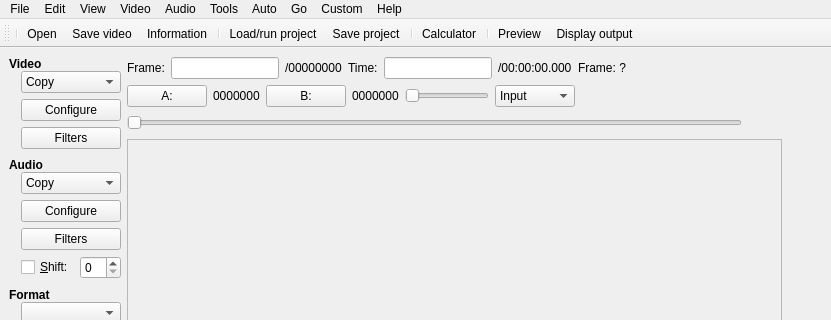
The window that branches/avidemux_2.4_branch/avidemux/ADM_userInterfaces/ADM_QT4/ADM_gui/gui2.ui (BackupTheBerlios/avidemux-svn) describes before a commit, drawn with Qt 5; both pictures show x 0 to 831 and y 0 to 320 of the 831 by 581 pixel window.
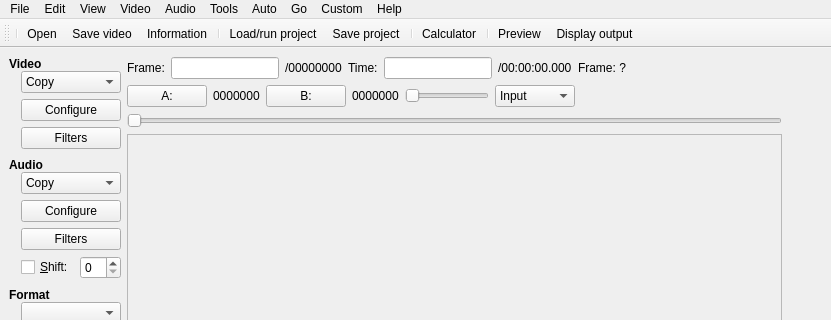
The same window after the commit. Icons and pictures are not drawn. Custom widgets are drawn as their Qt base class.

Commit message: first try at custom slider for QT

Diff of the .ui file:
```diff
--- a/branches/avidemux_2.4_branch/avidemux/ADM_userInterfaces/ADM_QT4/ADM_gui/gui2.ui
+++ b/branches/avidemux_2.4_branch/avidemux/ADM_userInterfaces/ADM_QT4/ADM_gui/gui2.ui
@@ -776,7 +776,7 @@
          <widget class="QSlider" name="horizontalSlider" >
           <property name="sizePolicy" >
            <sizepolicy>
-            <hsizetype>0</hsizetype>
+            <hsizetype>7</hsizetype>
             <vsizetype>0</vsizetype>
             <horstretch>5</horstretch>
             <verstretch>0</verstretch>
@@ -793,19 +793,6 @@
           </property>
          </widget>
         </item>
-        <item>
-         <spacer>
-          <property name="orientation" >
-           <enum>Qt::Horizontal</enum>
-          </property>
-          <property name="sizeHint" >
-           <size>
-            <width>40</width>
-            <height>20</height>
-           </size>
-          </property>
-         </spacer>
-        </item>
        </layout>
       </item>
      </layout>
@@ -1434,6 +1421,13 @@
    </property>
   </action>
  </widget>
+ <customwidgets>
+  <customwidget>
+   <class>ADM_QSlider</class>
+   <extends>QSlider</extends>
+   <header>ADM_qslider.h</header>
+  </customwidget>
+ </customwidgets>
  <resources>
   <include location="avidemux.qrc" />
  </resources>
```
Left out of the diff: 8 changed lines with no effect on the pictures. The commit also changes 4 other files.
